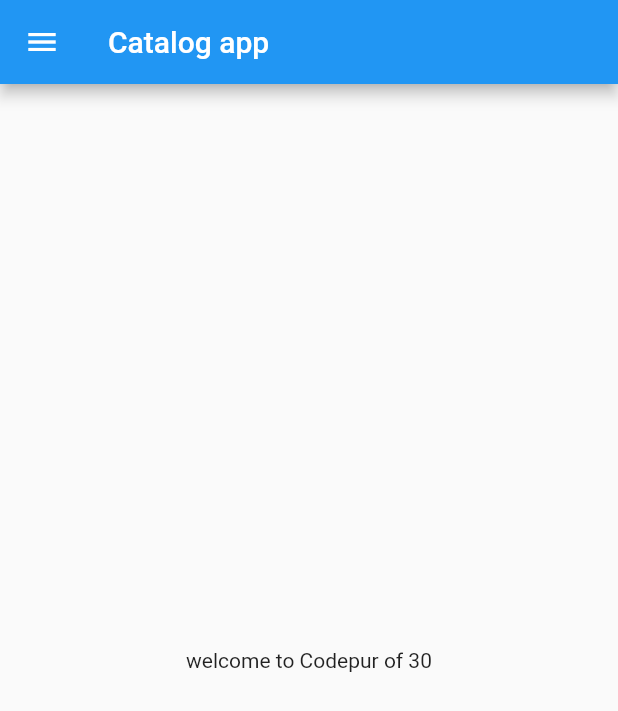
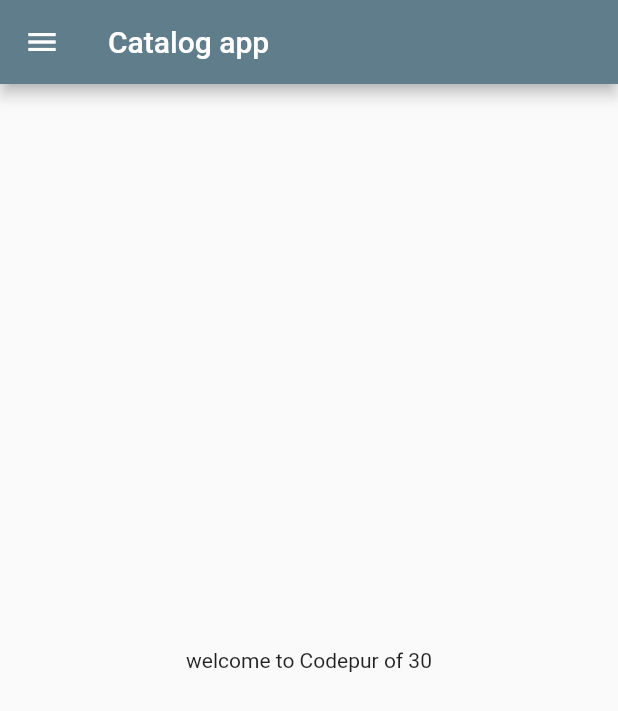
Before and after one commit to PRIYANSHU153045/flutter_application_1, a Flutter app: the screen it shows after launch, on a phone screen of 412 x 824 dp. Shown: the top 711 px of the screen. Run offline on Flutter 3.47's test engine with Material 2 defaults, Android fonts, the phone set to English and light mode, and no system bars.

Commit message:
day-3-commited

```diff
--- a/lib/main.dart
+++ b/lib/main.dart
@@ -1,5 +1,6 @@
 import 'package:flutter/material.dart';
-import 'package:flutter_application_1/home.dart';
+import 'package:flutter_application_1/pages/home.dart';
+import 'package:flutter_application_1/pages/loginpage.dart';
 
 void main() {
   runApp(MyApp());
@@ -10,6 +11,21 @@ class MyApp extends StatelessWidget {
   @override
   Widget build(BuildContext context) {
     return MaterialApp(
-        home:HomePage() );
+        // home:HomePage(),
+        themeMode: ThemeMode.light,
+        theme: ThemeData(
+          primarySwatch:Colors.blueGrey
+        ),
+        darkTheme: ThemeData(
+          brightness: Brightness.dark
+        ),
+        initialRoute: "/home",
+        routes:{
+          // "/":(context) => LoginPage(),
+          "/home":(context) => HomePage(),
+          // "/login":(context) =>LoginPage()
+        } ,);
+
+
   }
 }
```
Also changed, not shown: lib/pages/loginpage.dart (added, +12 -0 lines), lib/pages/home.dart (renamed from lib/home.dart).
